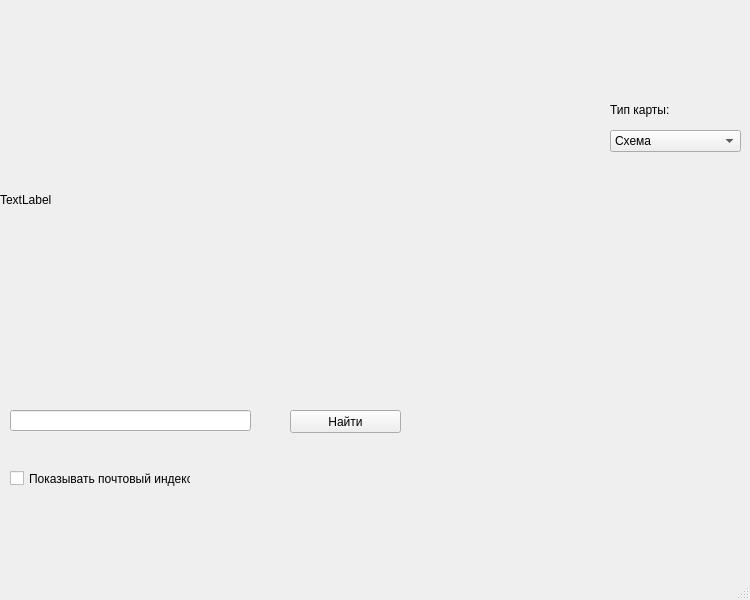
The window that UIProjectMapsAPI.ui (DmitrySuslov/ProjectMapsAPI) describes before a commit, drawn with Qt 5.
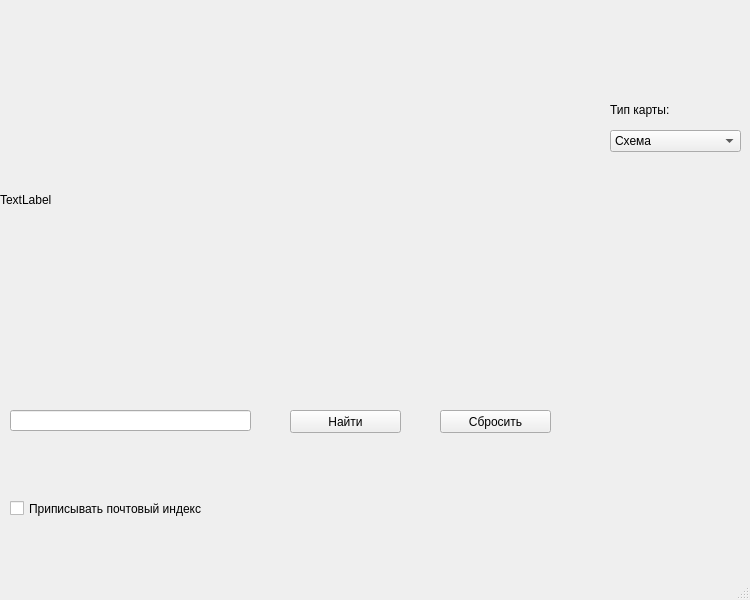
The same window after the commit.

Commit message: Индекс приписывается на усмотрение пользователя

```diff
--- a/UIProjectMapsAPI.ui
+++ b/UIProjectMapsAPI.ui
@@ -103,17 +103,46 @@
      <string>Найти</string>
     </property>
    </widget>
-   <widget class="QCheckBox" name="indexFlag">
+   <widget class="QPushButton" name="clearButton">
     <property name="geometry">
      <rect>
+      <x>440</x>
+      <y>410</y>
+      <width>111</width>
+      <height>23</height>
+     </rect>
+    </property>
+    <property name="text">
+     <string>Сбросить</string>
+    </property>
+   </widget>
+   <widget class="QLabel" name="object_address">
+    <property name="geometry">
+     <rect>
       <x>10</x>
-      <y>470</y>
-      <width>181</width>
+      <y>450</y>
+      <width>731</width>
+      <height>41</height>
+     </rect>
+    </property>
+    <property name="styleSheet">
+     <string notr="true">font: 8pt &quot;MS Reference Sans Serif&quot;;</string>
+    </property>
+    <property name="text">
+     <string/>
+    </property>
+   </widget>
+   <widget class="QCheckBox" name="checkBox">
+    <property name="geometry">
+     <rect>
+      <x>10</x>
+      <y>500</y>
+      <width>201</width>
       <height>17</height>
      </rect>
     </property>
     <property name="text">
-     <string>Показывать почтовый индекс</string>
+     <string>Приписывать почтовый индекс</string>
     </property>
    </widget>
   </widget>
```
The commit also changes 1 other file.
